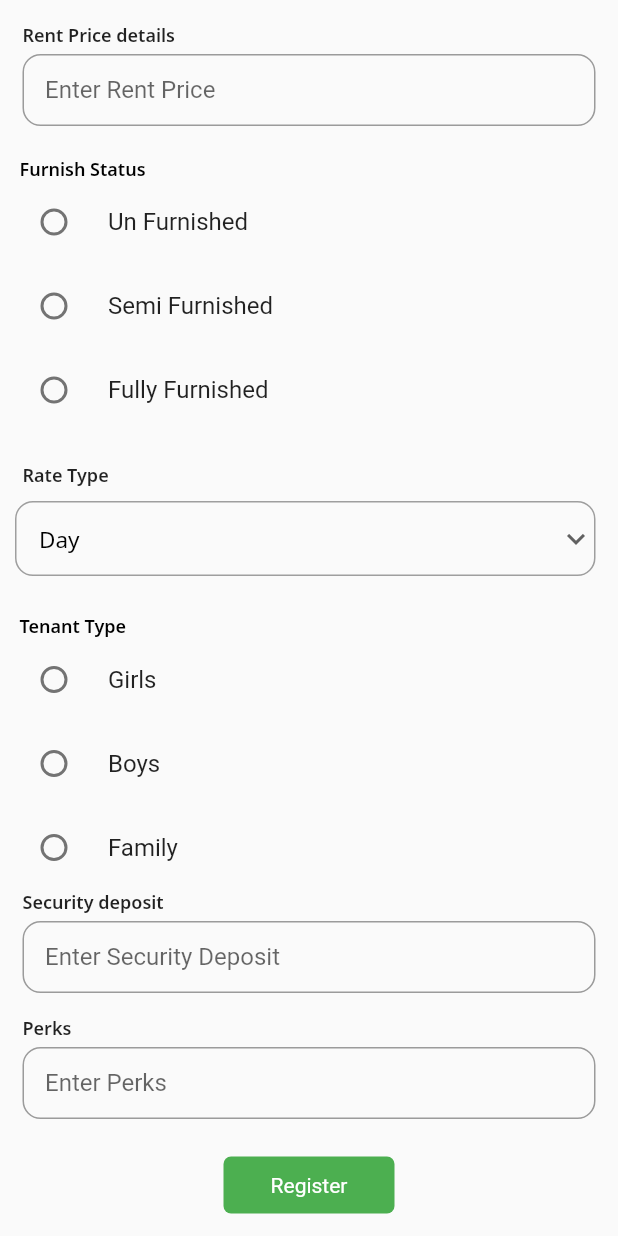
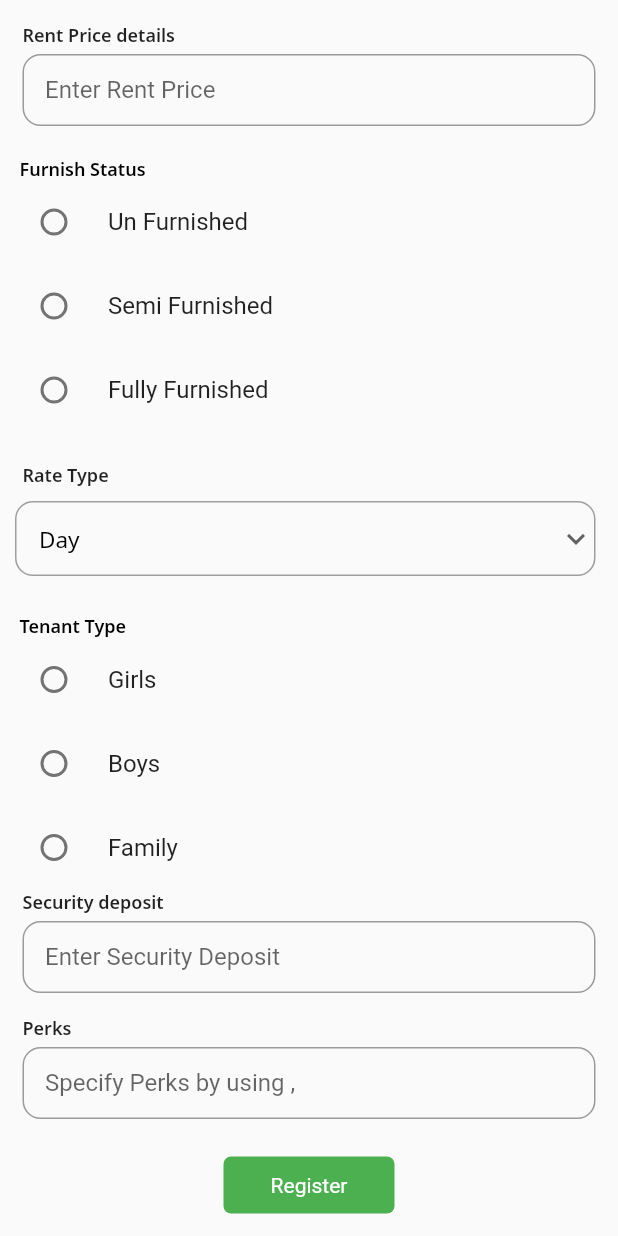
Before and after one commit to vj6397/pgvala_saleperson, a Flutter app: the registerRoom screen opened directly with empty values, scrolled down 643 dp, after a tap on "Register", on a phone screen of 412 x 824 dp. Run offline on Flutter 3.47's test engine with Material 2 defaults, Android fonts, the phone set to English and light mode, and no system bars; our stand-ins replace fluttertoast, google_fonts, shared_preferences; missing offline and left inert: dart:ffi; accounts and stored records are empty; network calls fail.

Commit message:
Salesperson Final

```diff
--- a/lib/Onboarding/registerRoom.dart
+++ b/lib/Onboarding/registerRoom.dart
@@ -1,5 +1,4 @@
 import 'dart:convert';
-
 import 'package:flutter/material.dart';
 import 'package:fluttertoast/fluttertoast.dart';
 import 'package:google_fonts/google_fonts.dart';
@@ -9,12 +8,10 @@ import 'package:pgvala_saleperson/Onboarding/registerAnotherRoom.dart';
 import 'package:pgvala_saleperson/utils/location_list.dart';
 import 'package:http/http.dart' as http;
 
-
 class registerRoom extends StatefulWidget {
   registerRoom({required this.accid,required this.roomid});
   String accid;
   String roomid;
-
   @override
   State<registerRoom> createState() => _registerRoomState();
 }
@@ -23,14 +20,11 @@ class _registerRoomState extends State<registerRoom> {
   String accid = "";
   String roomid = "";
   String perks="";
-  // String contact1= "";
-  // String contact2 = "";
-  // String email = "";
   String rent_price = "";
   String security_price="";
   String tenant="";
   bool isChecked = false;
-  List radioOptionwashroomStatus=['Attached','Not Attached'];
+  List radioOptionwashroomStatus=['Attached','Common'];
   String? selectedOptionwashroomStatus;
   List radioOptionAvailabitystatus=['Booked','Available'];
   String? selectedAvailabitystatus;
@@ -385,6 +379,7 @@ class _registerRoomState extends State<registerRoom> {
                         keyboardType: TextInputType.number,
                         onChanged: (val) {
                           security_price = val;
+                          print(security_price);
                         },
                         decoration: InputDecoration(
                             contentPadding: EdgeInsets.symmetric(
@@ -414,7 +409,8 @@ class _registerRoomState extends State<registerRoom> {
                       child: TextField(
                         keyboardType: TextInputType.number,
                         onChanged: (val) {
-                          security_price = val;
+                          perks = val;
+                          print(perks);
                         },
                         decoration: InputDecoration(
                             contentPadding: EdgeInsets.symmetric(
@@ -426,7 +422,7 @@ class _registerRoomState extends State<registerRoom> {
                                     .black, // Set the desired border width here
                               ),
                             ),
-                            hintText: 'Enter Perks'),
+                            hintText: 'Specify Perks by using ,'),
                       ),
                     ),
                     SizedBox(height: 5),
@@ -439,7 +435,8 @@ class _registerRoomState extends State<registerRoom> {
                             onTap: ()async{
                               http.Response res= await util.register_room(widget.accid,widget.roomid,
                                   selectedOptionwashroomStatus,selectedAvailabitystatus,dropdownvalueRoomSharing,
-                                  rent_price, selectedOptionfurnish,dropdownvalueRate,tenant,security_price,perks);
+                                  rent_price,selectedOptionfurnish,dropdownvalueRate,tenant,security_price,perks);
+                              print(perks);
                               if(res.statusCode==200){
                                 print(res.body);
                                 Navigator.push(context, MaterialPageRoute(builder: (context)=> RegisterAnotherRoom(accid: widget.accid)));
--- a/lib/Onboarding/salesLogin.dart
+++ b/lib/Onboarding/salesLogin.dart
@@ -154,7 +154,7 @@ class _salesLoginState extends State<salesLogin> {
                               }
                             },
                             child: Center(
-                              child: Text('Register',style: TextStyle(
+                              child: Text('Log in',style: TextStyle(
                                   color: Colors.white,
                                   fontWeight: FontWeight.bold,
                                   fontSize: 20
--- a/lib/utils/location_list.dart
+++ b/lib/utils/location_list.dart
@@ -6,4 +6,4 @@ List states=['Chhattisgarh'];
 List cities=['Bhilai','Raipur'];
 List localities=['Risali','Nehru Nagar','Sector 10','Smriti Nagar','Kohka','Ashish Nagar'];
 List rooomsharing=['Single Sharing','Double Sharing','Three Sharing','1bhk','2bhk','3bhk'];
-List rate =['Day','Hour','Monthly','Yearly'];
+List rate =['Day','Hour','Monthly','Yearly','Bed Monthly'];
```
